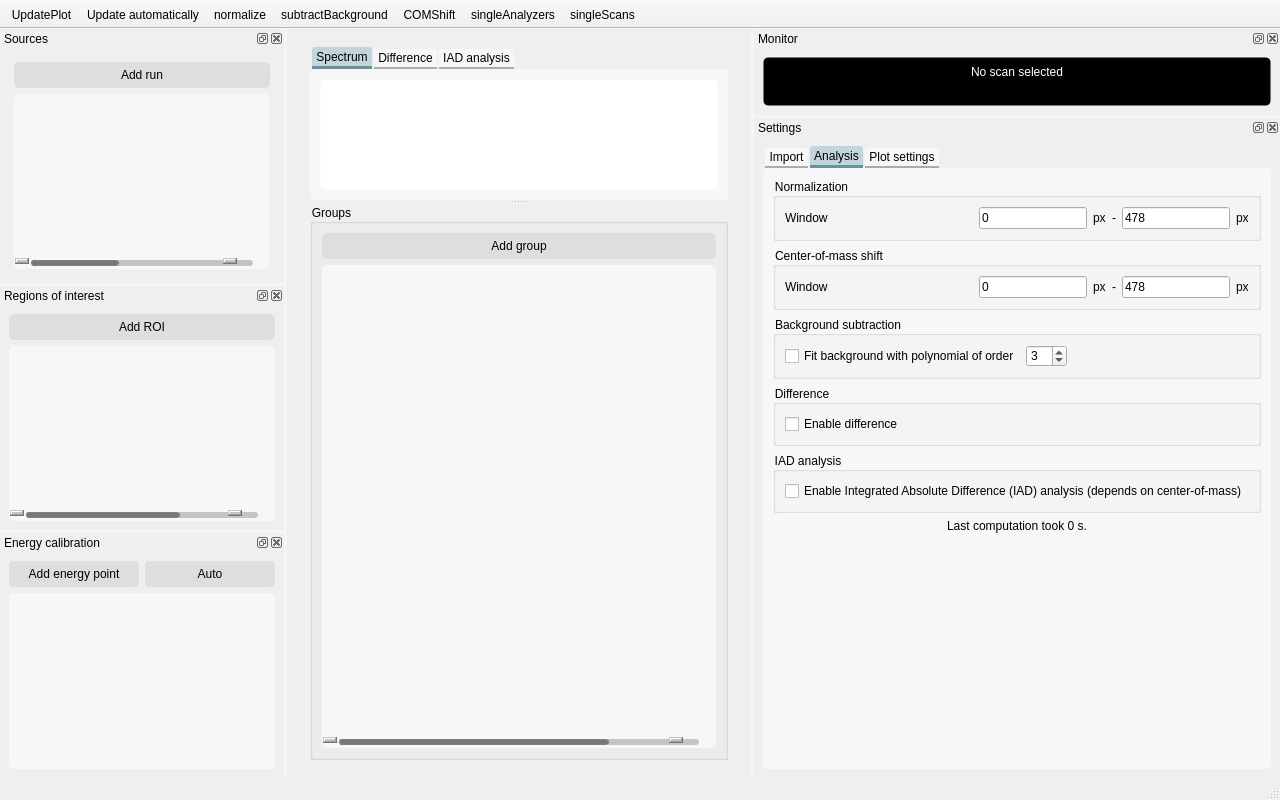
This is nosey/ui/main.ui in flmiot/nosey as Qt 5 draws it before an edit. The edited form follows.
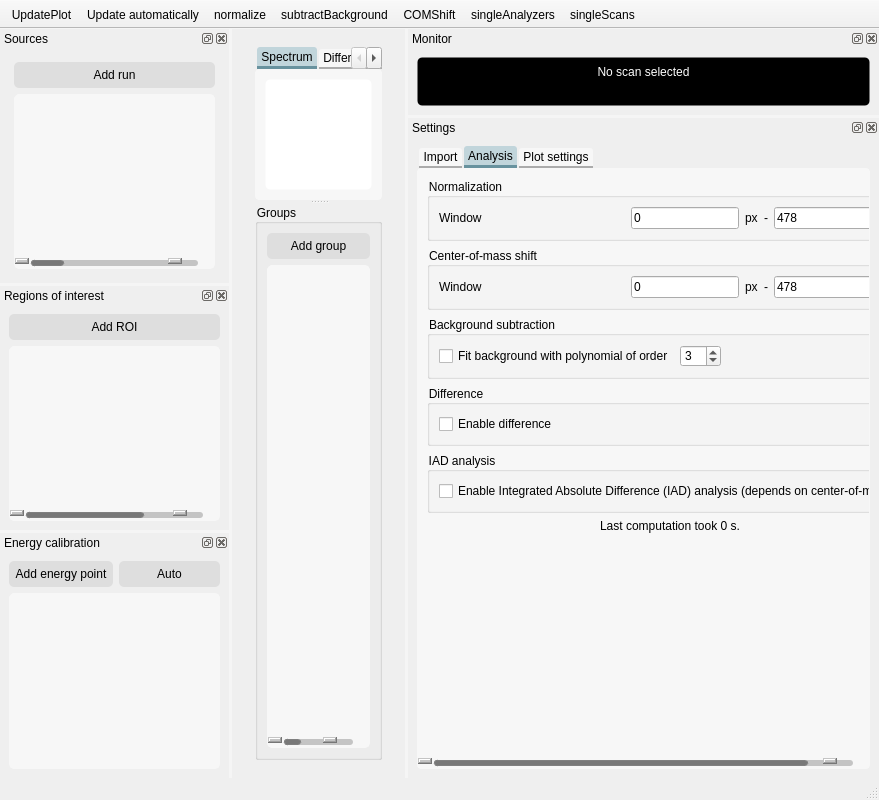
This is the edited form. The open tabs and pages were chosen to show the change. Icons and pictures are not drawn. Custom widgets are drawn as their Qt base class.

Diff of the .ui file:
```diff
--- a/nosey/ui/main.ui
+++ b/nosey/ui/main.ui
@@ -6,7 +6,7 @@
    <rect>
     <x>0</x>
     <y>0</y>
-    <width>1280</width>
+    <width>879</width>
     <height>800</height>
    </rect>
   </property>
@@ -4387,8 +4387,8 @@
              <rect>
               <x>0</x>
               <y>0</y>
-              <width>473</width>
-              <height>548</height>
+              <width>459</width>
+              <height>564</height>
              </rect>
             </property>
             <property name="palette">
```
Left out of the diff: 4 changed lines with no effect on the pictures.
